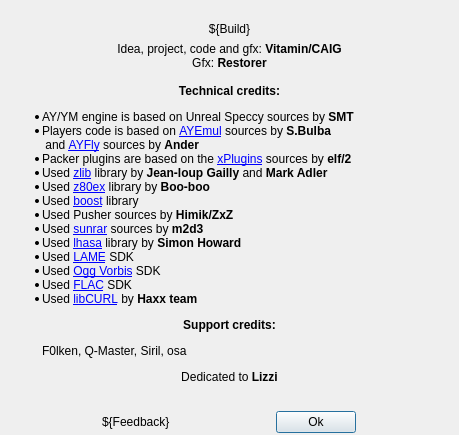
This is apps/zxtune-qt/ui/informational/aboutdialog.ui in vitamin-caig/zxtune as Qt 5 draws it before an edit. The edited form follows.
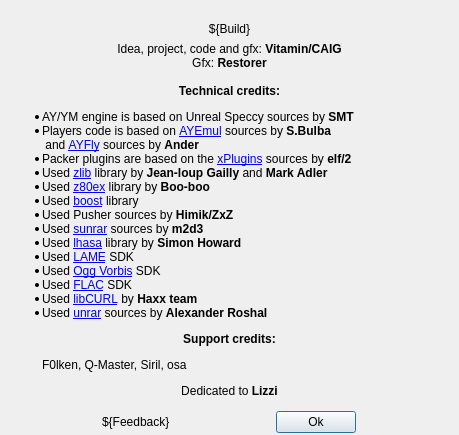
This is the edited form. Icons and pictures are not drawn.

Commit message: zxtune-qt: updated about info.

What changed in the file:
```diff
--- a/apps/zxtune-qt/ui/informational/aboutdialog.ui
+++ b/apps/zxtune-qt/ui/informational/aboutdialog.ui
@@ -84,6 +84,7 @@
 &lt;li&gt;Used &lt;a href=&quot;http://www.vorbis.com&quot;&gt;Ogg Vorbis&lt;/a&gt; SDK&lt;/li&gt;
 &lt;li&gt;Used &lt;a href=&quot;http://flac.sourceforge.net&quot;&gt;FLAC&lt;/a&gt; SDK&lt;/li&gt;
 &lt;li&gt;Used &lt;a href=&quot;http://curl.haxx.se/libcurl&quot;&gt;libCURL&lt;/a&gt; by &lt;b&gt;Haxx team&lt;/b&gt;&lt;/li&gt;
+&lt;li&gt;Used &lt;a href=&quot;http://rarlab.com&quot;&gt;unrar&lt;/a&gt; sources by &lt;b&gt;Alexander Roshal&lt;/b&gt;&lt;/li&gt;
 &lt;/ul&gt;
 
 &lt;center&gt;&lt;b&gt;Support credits:&lt;/b&gt;&lt;/center&gt;
```
The commit also changes 2 other files.
